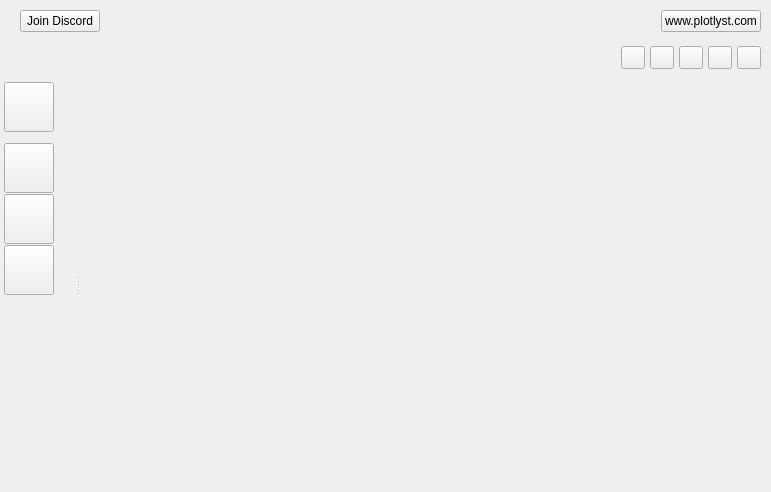
Qt form ui/home_view.ui (zkovari/plotlyst) before a commit.
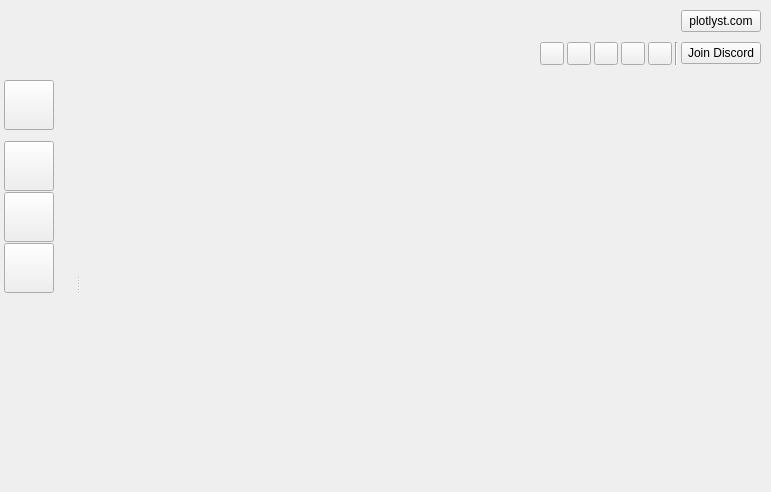
The same form after that commit. The open tabs and pages were chosen to show the change.

Commit message: Rearrange banner and socials

The edit to the form file:
```diff
--- a/ui/home_view.ui
+++ b/ui/home_view.ui
@@ -34,121 +34,77 @@
      <property name="banner-bg" stdset="0">
       <bool>true</bool>
      </property>
+     <layout class="QHBoxLayout" name="horizontalLayout_2">
+      <property name="spacing">
+       <number>0</number>
+      </property>
+      <property name="leftMargin">
+       <number>10</number>
+      </property>
+      <property name="topMargin">
+       <number>10</number>
+      </property>
+      <property name="rightMargin">
+       <number>10</number>
+      </property>
+      <property name="bottomMargin">
+       <number>10</number>
+      </property>
+      <item>
+       <widget class="QLabel" name="lblBanner">
+        <property name="minimumSize">
+         <size>
+          <width>25</width>
+          <height>25</height>
+         </size>
+        </property>
+        <property name="text">
+         <string/>
+        </property>
+       </widget>
+      </item>
+      <item>
      <layout class="QVBoxLayout" name="verticalLayout_2">
       <property name="spacing">
-       <number>0</number>
-      </property>
-      <property name="leftMargin">
-       <number>0</number>
-      </property>
-      <property name="topMargin">
        <number>10</number>
       </property>
       <property name="rightMargin">
-       <number>10</number>
+         <number>0</number>
       </property>
       <property name="bottomMargin">
        <number>0</number>
       </property>
-      <item>
-       <layout class="QHBoxLayout" name="horizontalLayout_12">
-        <property name="leftMargin">
-         <number>20</number>
-        </property>
-        <item alignment="Qt::AlignLeft">
-         <widget class="QPushButton" name="btnJoinDiscord">
-          <property name="cursor">
-           <cursorShape>PointingHandCursor</cursorShape>
-          </property>
-          <property name="text">
-           <string>Join Discord</string>
-          </property>
-          <property name="transparent" stdset="0">
-           <bool>true</bool>
-          </property>
-         </widget>
-        </item>
         <item alignment="Qt::AlignRight">
          <widget class="QPushButton" name="btnWebsite">
           <property name="cursor">
            <cursorShape>PointingHandCursor</cursorShape>
           </property>
           <property name="text">
-           <string>www.plotlyst.com</string>
+           <string>plotlyst.com</string>
           </property>
           <property name="transparent" stdset="0">
            <bool>true</bool>
           </property>
          </widget>
         </item>
-       </layout>
-      </item>
-      <item alignment="Qt::AlignHCenter">
-       <widget class="QLabel" name="lblBanner">
-        <property name="text">
-         <string/>
-        </property>
-       </widget>
-      </item>
-      <item>
-       <layout class="QHBoxLayout" name="horizontalLayout_5">
+        <item alignment="Qt::AlignRight">
+         <widget class="QWidget" name="wdgSocials" native="true">
+          <layout class="QHBoxLayout" name="horizontalLayout_4">
         <property name="spacing">
-         <number>5</number>
+            <number>3</number>
         </property>
         <property name="leftMargin">
-         <number>10</number>
+            <number>0</number>
+           </property>
+           <property name="topMargin">
+            <number>0</number>
         </property>
         <property name="rightMargin">
          <number>0</number>
         </property>
         <property name="bottomMargin">
-         <number>8</number>
-        </property>
-        <item>
-         <spacer name="horizontalSpacer_2">
-          <property name="orientation">
-           <enum>Qt::Horizontal</enum>
-          </property>
-          <property name="sizeHint" stdset="0">
-           <size>
-            <width>40</width>
-            <height>20</height>
-           </size>
-          </property>
-         </spacer>
-        </item>
-        <item>
-         <widget class="QToolButton" name="btnFacebook">
-          <property name="cursor">
-           <cursorShape>PointingHandCursor</cursorShape>
-          </property>
-          <property name="toolTip">
-           <string>Facebook</string>
-          </property>
-          <property name="text">
-           <string/>
-          </property>
-          <property name="transparent" stdset="0">
-           <bool>true</bool>
-          </property>
-         </widget>
-        </item>
-        <item>
-         <widget class="QToolButton" name="btnYoutube">
-          <property name="cursor">
-           <cursorShape>PointingHandCursor</cursorShape>
-          </property>
-          <property name="toolTip">
-           <string>Youtube</string>
-          </property>
-          <property name="text">
-           <string/>
-          </property>
-          <property name="transparent" stdset="0">
-           <bool>true</bool>
-          </property>
-         </widget>
-        </item>
+            <number>0</number>
+           </property>
         <item>
          <widget class="QToolButton" name="btnInstagram">
           <property name="cursor">
@@ -181,6 +137,38 @@
           </property>
          </widget>
         </item>
+           <item>
+            <widget class="QToolButton" name="btnFacebook">
+             <property name="cursor">
+              <cursorShape>PointingHandCursor</cursorShape>
+             </property>
+             <property name="toolTip">
+              <string>Facebook</string>
+             </property>
+             <property name="text">
+              <string/>
+             </property>
+             <property name="transparent" stdset="0">
+              <bool>true</bool>
+             </property>
+            </widget>
+           </item>
+           <item>
+            <widget class="QToolButton" name="btnYoutube">
+             <property name="cursor">
+              <cursorShape>PointingHandCursor</cursorShape>
+             </property>
+             <property name="toolTip">
+              <string>Youtube</string>
+             </property>
+             <property name="text">
+              <string/>
+             </property>
+             <property name="transparent" stdset="0">
+              <bool>true</bool>
+             </property>
+            </widget>
+           </item>
         <item>
          <widget class="QToolButton" name="btnPinterest">
           <property name="cursor">
@@ -197,6 +185,29 @@
           </property>
          </widget>
         </item>
+           <item>
+            <widget class="Line" name="line_2">
+             <property name="orientation">
+              <enum>Qt::Vertical</enum>
+             </property>
+            </widget>
+           </item>
+           <item>
+            <widget class="QPushButton" name="btnJoinDiscord">
+             <property name="cursor">
+              <cursorShape>PointingHandCursor</cursorShape>
+             </property>
+             <property name="text">
+              <string>Join Discord</string>
+             </property>
+             <property name="transparent" stdset="0">
+              <bool>true</bool>
+             </property>
+            </widget>
+           </item>
+          </layout>
+         </widget>
+        </item>
        </layout>
       </item>
      </layout>
@@ -763,8 +774,8 @@
                      <rect>
                       <x>0</x>
                       <y>0</y>
-                      <width>678</width>
-                      <height>406</height>
+                      <width>86</width>
+                      <height>40</height>
                      </rect>
                     </property>
                     <layout class="QVBoxLayout" name="verticalLayout_17">
```
Left out of the diff: 3 changed lines with no effect on the pictures. Lines whose indentation alone changed are shown as unchanged. The commit also changes 1 other file.
